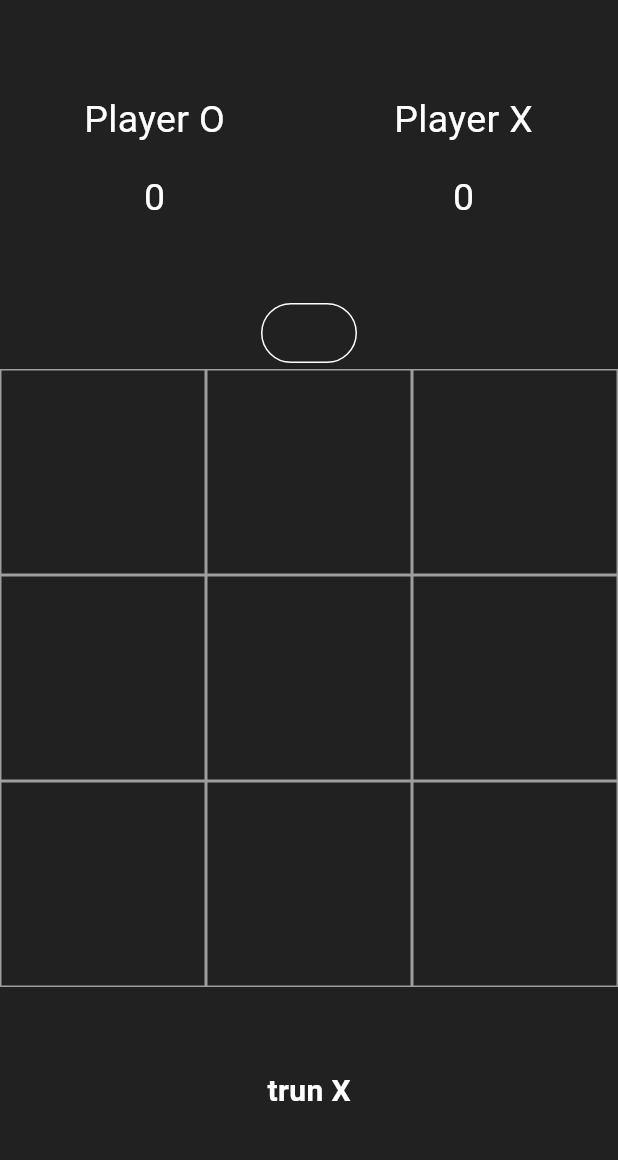
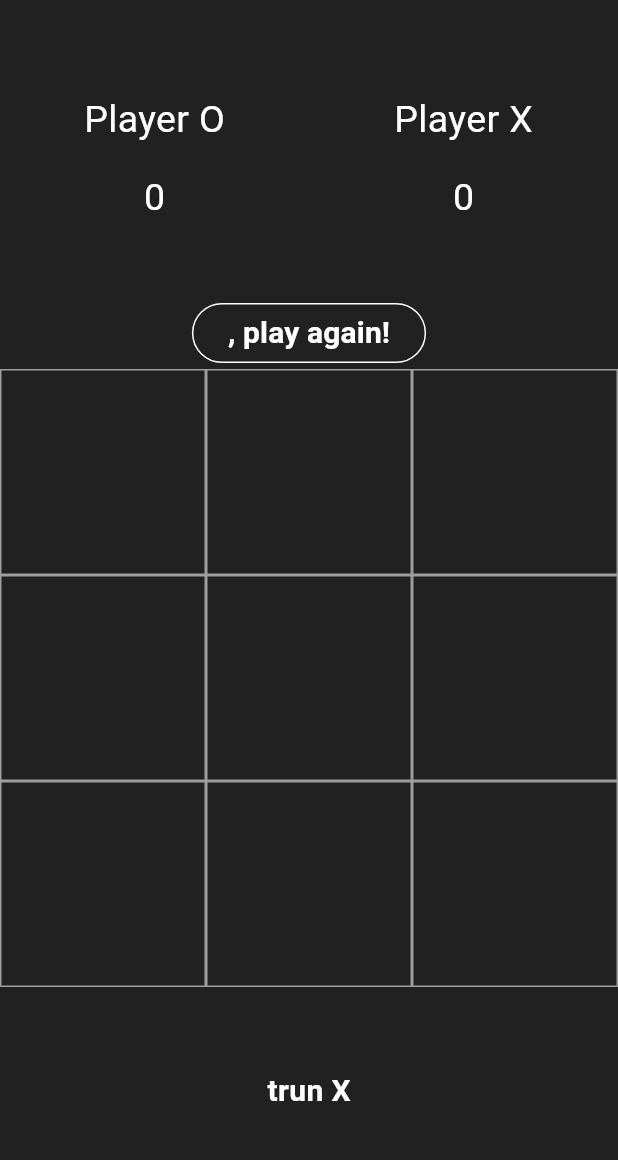
Before and after one commit to MMETehrani/tic_tac_toe, a Flutter app: the screen it shows after launch, on a phone screen of 412 x 824 dp, the part 63-1223 px from its top. Run offline on Flutter 3.47's test engine with Material 3 defaults, Android fonts, the phone set to English and light mode, and no system bars.

Commit message:
add play again

```diff
--- a/lib/screens/home_screen.dart
+++ b/lib/screens/home_screen.dart
@@ -260,7 +260,7 @@ class _HomeState extends State<Home> {
           });
         },
         child: Text(
-          '$winnerTitle',
+          '$winnerTitle, play again!',
           style: TextStyle(
               color: Colors.white, fontSize: 20, fontWeight: FontWeight.bold),
         ));
```
